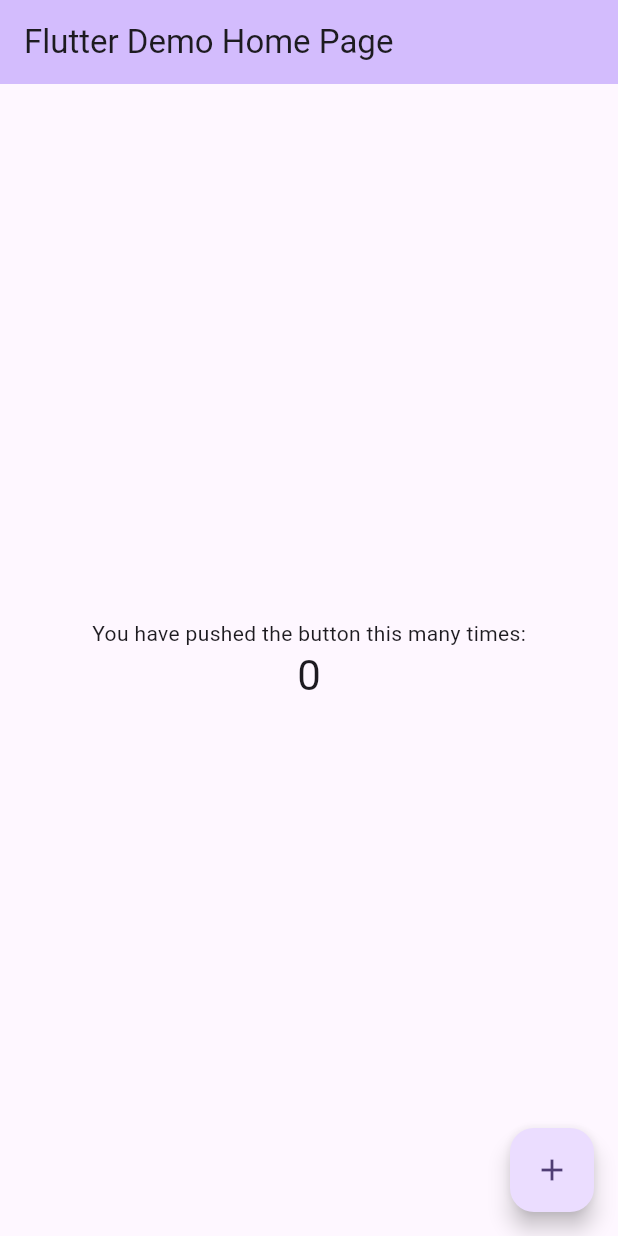
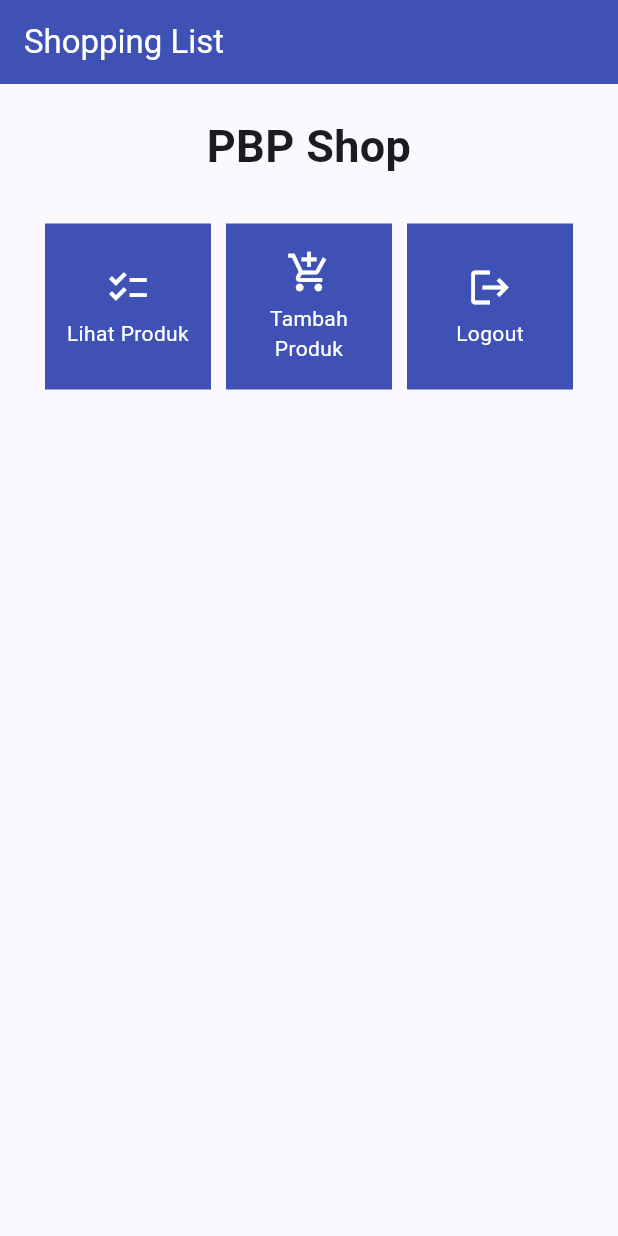
Before and after one commit to mmaraaap/shopping-list-mobile, a Flutter app: the screen it shows after launch, on a phone screen of 412 x 824 dp. Run offline on Flutter 3.47's test engine with Material 2 defaults, Android fonts, the phone set to English and light mode, and no system bars.

Commit message:
tutorial 6

```diff
--- a/lib/main.dart
+++ b/lib/main.dart
@@ -1,4 +1,5 @@
 import 'package:flutter/material.dart';
+import 'package:shopping_list/menu.dart';
 
 void main() {
   runApp(const MyApp());
@@ -28,98 +29,11 @@ class MyApp extends StatelessWidget {
         //
         // This works for code too, not just values: Most code changes can be
         // tested with just a hot reload.
-        colorScheme: ColorScheme.fromSeed(seedColor: Colors.deepPurple),
+        appBarTheme: AppBarTheme(backgroundColor: Colors.indigo),
+        colorScheme: ColorScheme.fromSeed(seedColor: Colors.indigo),
         useMaterial3: true,
       ),
-      home: const MyHomePage(title: 'Flutter Demo Home Page'),
+      home: MyHomePage(),
     );
   }
 }
-
-class MyHomePage extends StatefulWidget {
-  const MyHomePage({super.key, required this.title});
-
-  // This widget is the home page of your application. It is stateful, meaning
-  // that it has a State object (defined below) that contains fields that affect
-  // how it looks.
-
-  // This class is the configuration for the state. It holds the values (in this
-  // case the title) provided by the parent (in this case the App widget) and
-  // used by the build method of the State. Fields in a Widget subclass are
-  // always marked "final".
-
-  final String title;
-
-  @override
-  State<MyHomePage> createState() => _MyHomePageState();
-}
-
-class _MyHomePageState extends State<MyHomePage> {
-  int _counter = 0;
-
-  void _incrementCounter() {
-    setState(() {
-      // This call to setState tells the Flutter framework that something has
-      // changed in this State, which causes it to rerun the build method below
-      // so that the display can reflect the updated values. If we changed
-      // _counter without calling setState(), then the build method would not be
-      // called again, and so nothing would appear to happen.
-      _counter++;
-    });
-  }
-
-  @override
-  Widget build(BuildContext context) {
-    // This method is rerun every time setState is called, for instance as done
-    // by the _incrementCounter method above.
-    //
-    // The Flutter framework has been optimized to make rerunning build methods
-    // fast, so that you can just rebuild anything that needs updating rather
-    // than having to individually change instances of widgets.
-    return Scaffold(
-      appBar: AppBar(
-        // TRY THIS: Try changing the color here to a specific color (to
-        // Colors.amber, perhaps?) and trigger a hot reload to see the AppBar
-        // change color while the other colors stay the same.
-        backgroundColor: Theme.of(context).colorScheme.inversePrimary,
-        // Here we take the value from the MyHomePage object that was created by
-        // the App.build method, and use it to set our appbar title.
-        title: Text(widget.title),
-      ),
-      body: Center(
-        // Center is a layout widget. It takes a single child and positions it
-        // in the middle of the parent.
-        child: Column(
-          // Column is also a layout widget. It takes a list of children and
-          // arranges them vertically. By default, it sizes itself to fit its
-          // children horizontally, and tries to be as tall as its parent.
-          //
-          // Column has various properties to control how it sizes itself and
-          // how it positions its children. Here we use mainAxisAlignment to
-          // center the children vertically; the main axis here is the vertical
-          // axis because Columns are vertical (the cross axis would be
-          // horizontal).
-          //
-          // TRY THIS: Invoke "debug painting" (choose the "Toggle Debug Paint"
-          // action in the IDE, or press "p" in the console), to see the
-          // wireframe for each widget.
-          mainAxisAlignment: MainAxisAlignment.center,
-          children: <Widget>[
-            const Text(
-              'You have pushed the button this many times:',
-            ),
-            Text(
-              '$_counter',
-              style: Theme.of(context).textTheme.headlineMedium,
-            ),
-          ],
-        ),
-      ),
-      floatingActionButton: FloatingActionButton(
-        onPressed: _incrementCounter,
-        tooltip: 'Increment',
-        child: const Icon(Icons.add),
-      ), // This trailing comma makes auto-formatting nicer for build methods.
-    );
-  }
-}
--- /dev/null
+++ b/lib/menu.dart
@@ -0,0 +1,113 @@
+import 'package:flutter/material.dart';
+
+class MyHomePage extends StatelessWidget {
+    MyHomePage({Key? key}) : super(key: key);
+
+    final List<ShopItem> items = [
+    ShopItem("Lihat Produk", Icons.checklist),
+    ShopItem("Tambah Produk", Icons.add_shopping_cart),
+    ShopItem("Logout", Icons.logout),
+];
+    @override
+    Widget build(BuildContext context) {
+return Scaffold(
+      appBar: AppBar(
+        title: const Text(
+          'Shopping List',
+          style: TextStyle(
+            color: Colors.white, // Mengatur warna teks menjadi putih
+          ),
+        ),
+      ),
+      body: SingleChildScrollView(
+        // Widget wrapper yang dapat discroll
+        child: Padding(
+          padding: const EdgeInsets.all(10.0), // Set padding dari halaman
+          child: Column(
+            // Widget untuk menampilkan children secara vertikal
+            children: <Widget>[
+              const Padding(
+                padding: EdgeInsets.only(top: 10.0, bottom: 10.0),
+                // Widget Text untuk menampilkan tulisan dengan alignment center dan style yang sesuai
+                child: Text(
+                  'PBP Shop', // Text yang menandakan toko
+                  textAlign: TextAlign.center,
+                  style: TextStyle(
+                    fontSize: 30,
+                    fontWeight: FontWeight.bold,
+                  ),
+                ),
+              ),
+              // Grid layout
+              GridView.count(
+                // Container pada card kita.
+                primary: true,
+                padding: const EdgeInsets.all(20),
+                crossAxisSpacing: 10,
+                mainAxisSpacing: 10,
+                crossAxisCount: 3,
+                shrinkWrap: true,
+                children: items.map((ShopItem item) {
+                  // Iterasi untuk setiap item
+                  return ShopCard(item);
+                }).toList(),
+              ),
+            ],
+          ),
+        ),
+      ),
+    );
+    }
+}
+
+class ShopItem {
+  final String name;
+  final IconData icon;
+
+  ShopItem(this.name, this.icon);
+}
+
+class ShopCard extends StatelessWidget {
+  final ShopItem item;
+
+  const ShopCard(this.item, {super.key}); // Constructor
+
+  @override
+  Widget build(BuildContext context) {
+    return Material(
+      color: Colors.indigo,
+      child: InkWell(
+        // Area responsive terhadap sentuhan
+        onTap: () {
+          // Memunculkan SnackBar ketika diklik
+          ScaffoldMessenger.of(context)
+            ..hideCurrentSnackBar()
+            ..showSnackBar(SnackBar(
+                content: Text("Kamu telah menekan tombol ${item.name}!")));
+        },
+        child: Container(
+          // Container untuk menyimpan Icon dan Text
+          padding: const EdgeInsets.all(8),
+          child: Center(
+            child: Column(
+              mainAxisAlignment: MainAxisAlignment.center,
+              children: [
+                Icon(
+                  item.icon,
+                  color: Colors.white,
+                  size: 30.0,
+                ),
+                const Padding(padding: EdgeInsets.all(3)),
+                Text(
+                  item.name,
+                  textAlign: TextAlign.center,
+                  style: const TextStyle(color: Colors.white),
+                ),
+              ],
+            ),
+          ),
+        ),
+      ),
+    );
+  }
+}
```
